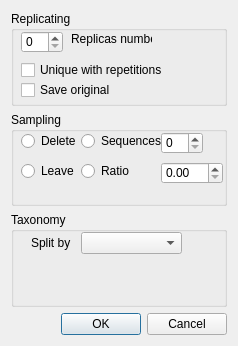
pkviatko/SHaRK, file ui/Sampling.ui: the form before one commit.
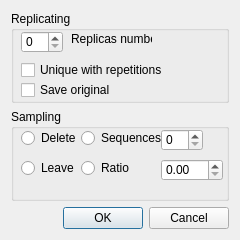
The form after the commit.

Commit message: Redefine sampling module, ui only

Patch:
```diff
--- a/ui/Sampling.ui
+++ b/ui/Sampling.ui
@@ -6,8 +6,8 @@
    <rect>
     <x>0</x>
     <y>0</y>
-    <width>238</width>
-    <height>346</height>
+    <width>240</width>
+    <height>240</height>
    </rect>
   </property>
   <property name="windowTitle">
@@ -101,36 +101,6 @@
     </widget>
    </item>
    <item row="2" column="0">
-    <widget class="QGroupBox" name="groupBox">
-     <property name="title">
-      <string>Taxonomy</string>
-     </property>
-     <widget class="QComboBox" name="comboBox">
-      <property name="geometry">
-       <rect>
-        <x>70</x>
-        <y>20</y>
-        <width>101</width>
-        <height>22</height>
-       </rect>
-      </property>
-     </widget>
-     <widget class="QLabel" name="label">
-      <property name="geometry">
-       <rect>
-        <x>20</x>
-        <y>20</y>
-        <width>41</width>
-        <height>21</height>
-       </rect>
-      </property>
-      <property name="text">
-       <string>Split by</string>
-      </property>
-     </widget>
-    </widget>
-   </item>
-   <item row="3" column="0">
     <widget class="QDialogButtonBox" name="buttonBox">
      <property name="orientation">
       <enum>Qt::Horizontal</enum>
```
Left out of the diff: 165 changed lines with no effect on the pictures.
